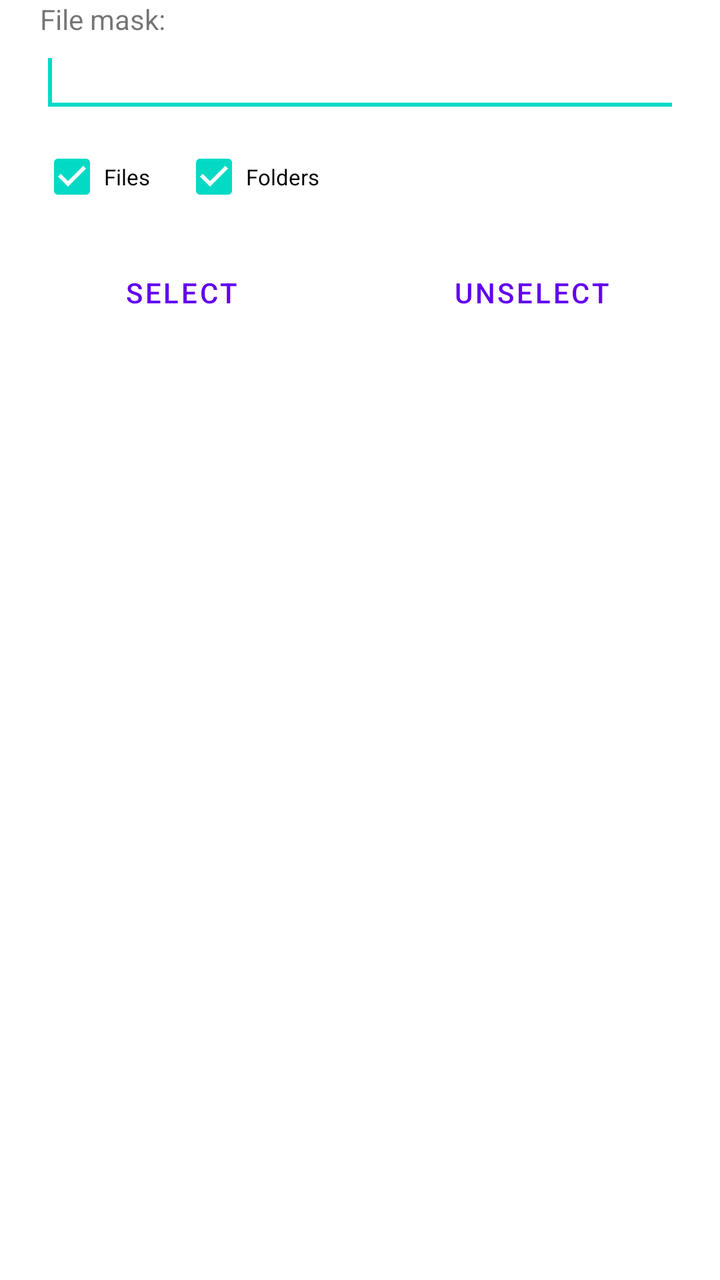
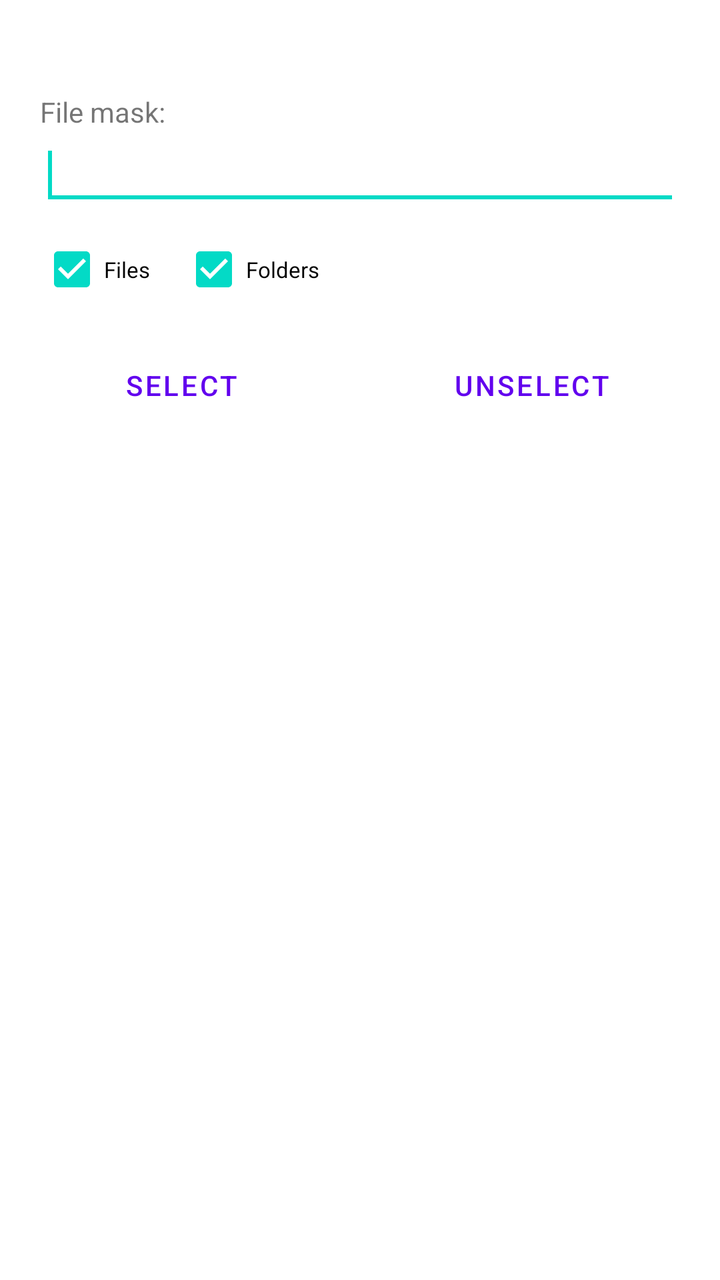

An Android layout rendered at two revisions. The XML below is the earlier revision; the diff shows what the commit changed to produce the second picture.
<!-- AndroidManifest.xml: fallback theme Theme.MaterialComponents.DayNight.NoActionBar -->
<!-- res/layout/select_unselect.xml -->
<?xml version="1.0" encoding="UTF-8"?>
<LinearLayout xmlns:android="http://schemas.android.com/apk/res/android"
    android:layout_width="fill_parent"
    android:layout_height="wrap_content"
    android:orientation="vertical">

    <TextView
        android:id="@+id/prompt"
        android:layout_height="wrap_content"
        android:layout_width="fill_parent"
        android:layout_marginLeft="20dip"
        android:layout_marginRight="20dip"
        android:gravity="left"
        android:text="@string/filemask"
        />

    <EditText
        android:id="@+id/edit_field"
        android:layout_height="wrap_content"
        android:layout_width="fill_parent"
        android:layout_marginLeft="20dip"
        android:layout_marginRight="20dip"
        android:scrollHorizontally="true"
        android:inputType="textUri"
        android:autoText="false"
        android:capitalize="none"
        android:gravity="fill_horizontal">
        <requestFocus/>
    </EditText>

    <LinearLayout
        android:layout_width="wrap_content"
        android:layout_height="wrap_content"
        android:layout_marginLeft="20dip"
        android:layout_marginTop="4dip"
        android:orientation="horizontal">

        <CheckBox
            android:id="@+id/for_files"
            android:layout_width="wrap_content"
            android:layout_height="wrap_content"
            android:textSize="11sp"
            android:checked="true"
            android:text="@string/for_files" />

        <CheckBox
            android:id="@+id/for_dirs"
            android:layout_width="wrap_content"
            android:layout_height="wrap_content"
            android:layout_marginLeft="16dip"
            android:textSize="11sp"
            android:checked="true"
            android:text="@string/for_dirs" />

    </LinearLayout>

    
    <LinearLayout
        android:layout_width="fill_parent"
        android:layout_height="wrap_content"
        android:layout_marginTop="10dip"
        android:layout_marginLeft="10dip"
        android:layout_marginRight="10dip"
        android:layout_marginBottom="6dip"
        android:gravity="center_horizontal"
        android:orientation="horizontal" >

        <Button style="?android:attr/buttonBarButtonStyle"
            android:id="@+id/action_select"
            android:layout_width="wrap_content"
            android:layout_height="wrap_content"
            android:layout_marginEnd="10dip"
            android:layout_weight="1"
            android:text="@string/dialog_select"
            />

        <Button style="?android:attr/buttonBarButtonStyle"
            android:id="@+id/action_unselect"
            android:layout_width="wrap_content"
            android:layout_height="wrap_content"
            android:layout_weight="1"
            android:text="@string/dialog_unselect"
            />

    </LinearLayout>
</LinearLayout>
<!-- resources referenced by this layout -->
<resources>
  <string name="dialog_select">Select</string>
  <string name="dialog_unselect">Unselect</string>
  <string name="filemask">File mask:</string>
  <string name="for_dirs">Folders</string>
  <string name="for_files">Files</string>
</resources>

<!-- the commit's change to res/layout/select_unselect.xml (unified diff, before → after) -->
@@ -3,6 +3,19 @@
     android:layout_width="fill_parent"
     android:layout_height="wrap_content"
     android:orientation="vertical">
+
+    <TextView
+        android:id="@+id/dlg_title"
+        android:layout_height="wrap_content"
+        android:layout_width="fill_parent"
+        android:layout_marginTop="14dip"
+        android:layout_marginLeft="20dip"
+        android:layout_marginRight="20dip"
+        android:layout_marginBottom="8dip"
+        android:textAppearance="?android:attr/textAppearanceMedium"
+        android:textStyle="bold"
+        android:gravity="left"
+        />
 
     <TextView
         android:id="@+id/prompt"
